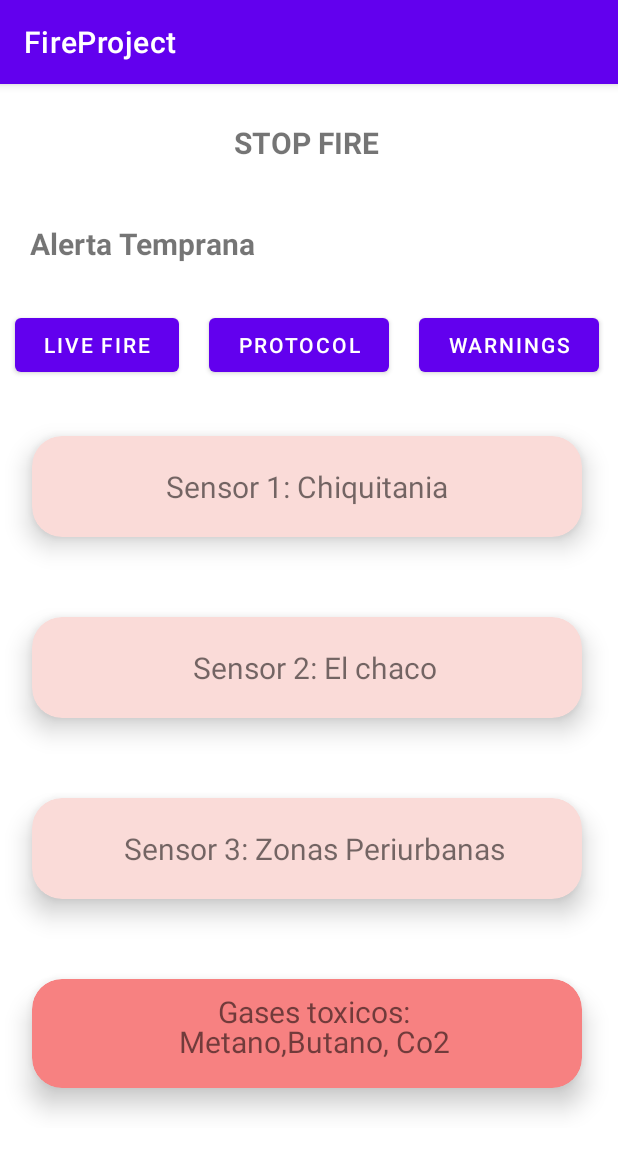
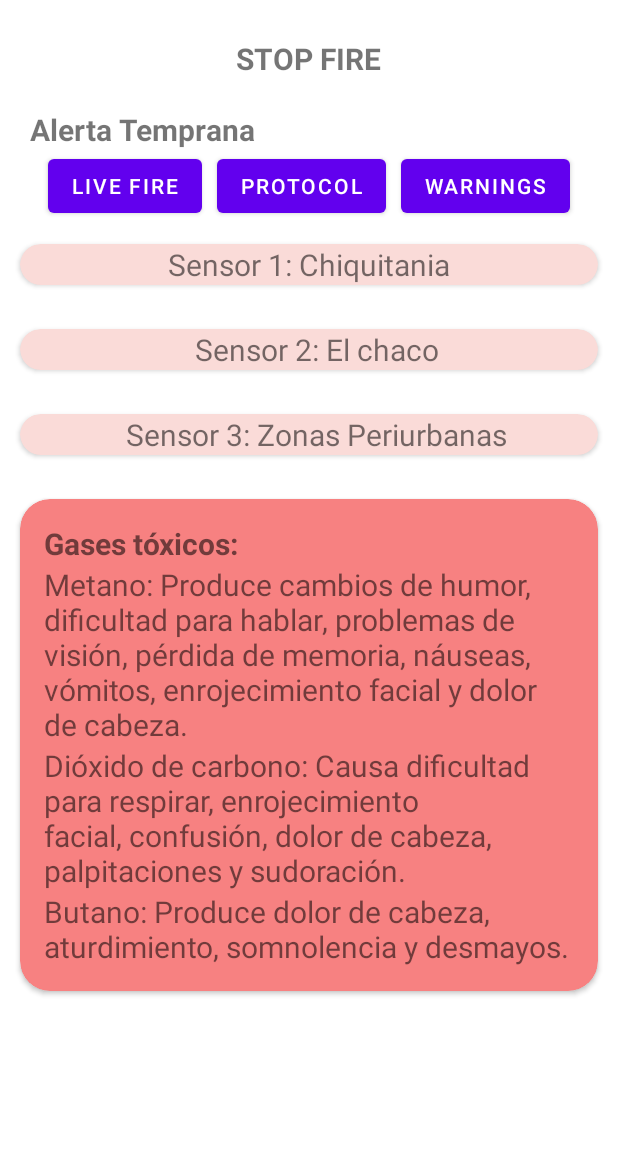
Before and after one commit to ValexLaz/FireProject, an Android app: the SensoresActivity screen opened directly, with no data from a screen before it, on a phone screen of 412 x 824 dp. Shown: the top 1153 px of the screen. Run offline under Robolectric (Android 15) with nearby library versions, the phone set to English and light mode, and no system bars; network calls fail.

Commit message:
actualizacion final

```diff
--- a/app/src/main/java/com/example/fireproject/ProtocolActivity.java
+++ b/app/src/main/java/com/example/fireproject/ProtocolActivity.java
@@ -19,6 +19,9 @@ public class ProtocolActivity extends AppCompatActivity {
         protected void onCreate(Bundle savedInstanceState) {
             super.onCreate(savedInstanceState);
             setContentView(R.layout.activity_protocol);
+            if (getSupportActionBar() != null) {
+                getSupportActionBar().hide();
+            }
 
             Button button4 = findViewById(R.id.button4);
             Button button5 = findViewById(R.id.button5);
@@ -59,7 +62,7 @@ public class ProtocolActivity extends AppCompatActivity {
                 @Override
                 public void onClick(View view) {
 
-                    Intent intent = new Intent(ProtocolActivity.this, SensoresActivity.class);
+                    Intent intent = new Intent(ProtocolActivity.this, MainActivity.class);
                     startActivity(intent);
                 }
             });
--- a/app/src/main/java/com/example/fireproject/SensoresActivity.java
+++ b/app/src/main/java/com/example/fireproject/SensoresActivity.java
@@ -13,8 +13,10 @@ public class SensoresActivity extends AppCompatActivity {
     @Override
     protected void onCreate(Bundle savedInstanceState) {
         super.onCreate(savedInstanceState);
-
         setContentView(R.layout.activity_sensores);
+        if (getSupportActionBar() != null) {
+            getSupportActionBar().hide();
+        }
         Button button4 = findViewById(R.id.button4);
         Button button5 = findViewById(R.id.button5);
         Button button6 = findViewById(R.id.button6);
@@ -23,7 +25,7 @@ public class SensoresActivity extends AppCompatActivity {
             @Override
             public void onClick(View view) {
 
-                Intent intent = new Intent(SensoresActivity.this, SensoresActivity.class);
+                Intent intent = new Intent(SensoresActivity.this, MainActivity.class);
                 startActivity(intent);
             }
         });
--- a/app/src/main/res/layout/activity_maps.xml
+++ b/app/src/main/res/layout/activity_maps.xml
@@ -60,7 +60,7 @@
                 android:id="@+id/map"
                 android:name="com.google.android.gms.maps.SupportMapFragment"
                 android:layout_width="match_parent"
-                android:layout_height="680dp" />
+                android:layout_height="650dp" />
 
 
         </LinearLayout>
--- a/app/src/main/res/layout/activity_sensores.xml
+++ b/app/src/main/res/layout/activity_sensores.xml
@@ -10,8 +10,8 @@
         android:layout_height="match_parent">
 
         <LinearLayout
-            android:layout_width="409dp"
-            android:layout_height="729dp"
+            android:layout_width="match_parent"
+            android:layout_height="match_parent"
             android:orientation="vertical"
             tools:layout_editor_absoluteX="1dp"
             tools:layout_editor_absoluteY="1dp"
@@ -31,9 +31,7 @@
                 android:layout_width="wrap_content"
                 android:layout_height="wrap_content"
                 android:layout_gravity="left"
-                android:layout_marginTop="20dp"
                 android:layout_marginLeft="20dp"
-                android:layout_marginBottom="20dp"
                 android:text="Alerta Temprana"
                 android:textSize="20sp"
                 android:textStyle="bold" />
@@ -41,42 +39,40 @@
             <LinearLayout
                 android:layout_width="match_parent"
                 android:layout_height="wrap_content"
+                android:gravity="center"
+                android:layout_gravity="center"
                 android:orientation="horizontal">
 
                 <Button
                     android:id="@+id/button4"
                     android:layout_width="wrap_content"
                     android:layout_height="wrap_content"
-                    android:layout_weight="1"
-                    android:layout_margin="10dp"
-                    android:text="Live Fire" />
+                    android:layout_marginLeft="10dp"
+                    android:text="LIVE FIRE" />
 
                 <Button
                     android:id="@+id/button5"
                     android:layout_width="wrap_content"
                     android:layout_height="wrap_content"
-                    android:layout_weight="1"
-                    android:layout_margin="10dp"
+                    android:layout_marginLeft="10dp"
                     android:text="Protocol" />
 
                 <Button
                     android:id="@+id/button6"
                     android:layout_width="wrap_content"
                     android:layout_height="wrap_content"
-                    android:layout_weight="1"
-                    android:layout_margin="10dp"
-                    android:text="Warnings" />
+                    android:layout_marginLeft="10dp"
+                    android:layout_marginRight="10dp"
+                    android:text="WARNINGS" />
             </LinearLayout>
 
 
             <androidx.cardview.widget.CardView
                 android:layout_width="match_parent"
                 android:layout_height="wrap_content"
-                app:cardElevation="10dp"
                 app:cardCornerRadius="20dp"
                 android:layout_margin="5dp"
                 app:cardBackgroundColor="#FADBD8"
-                app:cardMaxElevation="8dp"
                 app:cardPreventCornerOverlap="true"
                 app:cardUseCompatPadding="true"
                 >
@@ -85,8 +81,6 @@
                     android:layout_width="wrap_content"
                     android:layout_height="wrap_content"
                     android:layout_gravity="center"
-                    android:layout_marginTop="20dp"
-                    android:layout_marginBottom="20dp"
                     android:text="Sensor 1: Chiquitania"
                     android:textSize="20sp"
                     android:textStyle="" />
@@ -94,11 +88,9 @@
             <androidx.cardview.widget.CardView
                 android:layout_width="match_parent"
                 android:layout_height="wrap_content"
-                app:cardElevation="10dp"
                 app:cardCornerRadius="20dp"
                 android:layout_margin="5dp"
                 app:cardBackgroundColor="#FADBD8"
-                app:cardMaxElevation="8dp"
                 app:cardPreventCornerOverlap="true"
                 app:cardUseCompatPadding="true"
                 >
@@ -107,8 +99,6 @@
                     android:layout_width="wrap_content"
                     android:layout_height="wrap_content"
                     android:layout_gravity="bottom|center_horizontal"
-                    android:layout_marginTop="20dp"
-                    android:layout_marginBottom="20dp"
                     android:text="Sensor 2: El chaco"
                     android:layout_marginLeft="5dp"
                     android:textSize="20sp"
@@ -117,11 +107,9 @@
             <androidx.cardview.widget.CardView
                 android:layout_width="match_parent"
                 android:layout_height="wrap_content"
-                app:cardElevation="10dp"
                 app:cardCornerRadius="20dp"
                 android:layout_margin="5dp"
                 app:cardBackgroundColor="#FADBD8"
-                app:cardMaxElevation="8dp"
                 app:cardPreventCornerOverlap="true"
                 app:cardUseCompatPadding="true"
                 >
@@ -130,8 +118,6 @@
                     android:layout_height="wrap_content"
                     android:text="Sensor 3: Zonas Periurbanas"
                     android:layout_gravity="bottom|center_horizontal"
-                    android:layout_marginTop="20dp"
-                    android:layout_marginBottom="20dp"
                     android:textSize="20sp"
                     android:layout_marginLeft="5dp"
                     android:textStyle=""
@@ -140,37 +126,52 @@
             <androidx.cardview.widget.CardView
                 android:layout_width="match_parent"
                 android:layout_height="wrap_content"
-                app:cardElevation="10dp"
                 app:cardCornerRadius="20dp"
                 android:layout_margin="5dp"
                 app:cardBackgroundColor="#F78181"
-                app:cardMaxElevation="8dp"
                 app:cardPreventCornerOverlap="true"
                 app:cardUseCompatPadding="true"
                 >
+
+                <LinearLayout
+                    android:layout_width="match_parent"
+                    android:layout_height="wrap_content"
+                    android:orientation="vertical"
+                    android:padding="16dp">
+
                     <TextView
                         android:layout_width="wrap_content"
                         android:layout_height="wrap_content"
-                    android:text="Gases toxicos:"
-                    android:layout_gravity="center"
-                    android:layout_marginTop="5dp"
-                    android:layout_marginBottom="20dp"
+                        android:text="Gases tóxicos:"
                         android:textSize="20sp"
-                    android:layout_marginLeft="5dp"
-                    android:textStyle=""
+                        android:textStyle="bold"
                         />
+
                     <TextView
                         android:layout_width="wrap_content"
                         android:layout_height="wrap_content"
-                    android:text="Metano,Butano, Co2"
-                    android:layout_gravity="center"
-                    android:layout_marginTop="25dp"
-                    android:layout_marginBottom="20dp"
+                        android:text="Metano: Produce cambios de humor, dificultad para hablar, problemas de visión, pérdida de memoria, náuseas, vómitos, enrojecimiento facial y dolor de cabeza."
                         android:textSize="20sp"
-                    android:layout_marginLeft="5dp"
-                    android:textStyle=""
                         />
+
+                    <TextView
+                        android:layout_width="wrap_content"
+                        android:layout_height="wrap_content"
+                        android:text="Dióxido de carbono: Causa dificultad para respirar, enrojecimiento facial, confusión, dolor de cabeza, palpitaciones y sudoración."
+                        android:textSize="20sp"
+                        />
+
+                    <TextView
+                        android:layout_width="wrap_content"
+                        android:layout_height="wrap_content"
+                        android:text="Butano: Produce dolor de cabeza, aturdimiento, somnolencia y desmayos."
+                        android:textSize="20sp"
+                        />
+
+                </LinearLayout>
+
             </androidx.cardview.widget.CardView>
+
         </LinearLayout>
     </ScrollView>
 </androidx.constraintlayout.widget.ConstraintLayout>
```
Also changed, not shown: app/src/main/AndroidManifest.xml (+13 -3 lines), app/src/main/java/com/example/fireproject/MainActivity.java (+62 -0 lines), app/src/main/res/layout/activity_main.xml (+6 -6 lines), app/src/main/res/layout/activity_protocol.xml (+7 -8 lines). Lines whose indentation alone changed are shown as unchanged.
